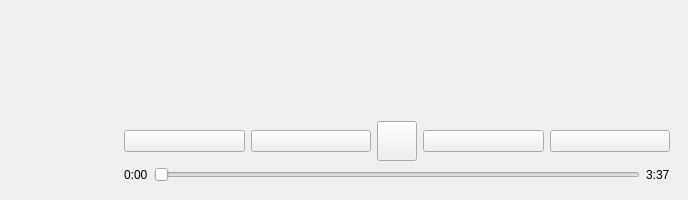
Before: the Qt Designer form ui/TransportWidget.ui in nichilum/nimamp, drawn with Qt 5.
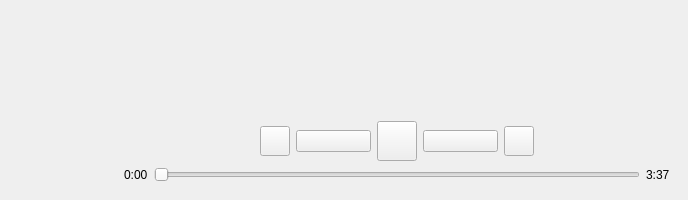
After: the same form once the commit is applied. Icons and pictures are not drawn.

The edit to the form file:
```diff
--- a/ui/TransportWidget.ui
+++ b/ui/TransportWidget.ui
@@ -113,8 +113,33 @@
          </item>
          <item>
           <layout class="QHBoxLayout" name="horizontalLayout_2">
+           <item>
+            <spacer name="horizontalSpacer_3">
+             <property name="orientation">
+              <enum>Qt::Orientation::Horizontal</enum>
+             </property>
+             <property name="sizeHint" stdset="0">
+              <size>
+               <width>40</width>
+               <height>20</height>
+              </size>
+             </property>
+            </spacer>
+           </item>
            <item>
             <widget class="QPushButton" name="transportshuffleButton">
+             <property name="minimumSize">
+              <size>
+               <width>30</width>
+               <height>30</height>
+              </size>
+             </property>
+             <property name="maximumSize">
+              <size>
+               <width>30</width>
+               <height>30</height>
+              </size>
+             </property>
              <property name="cursor">
               <cursorShape>PointingHandCursor</cursorShape>
              </property>
@@ -129,6 +154,12 @@
            </item>
            <item>
             <widget class="QPushButton" name="transportprevButton">
+             <property name="minimumSize">
+              <size>
+               <width>75</width>
+               <height>0</height>
+              </size>
+             </property>
              <property name="cursor">
               <cursorShape>PointingHandCursor</cursorShape>
              </property>
@@ -172,6 +203,12 @@
            </item>
            <item>
             <widget class="QPushButton" name="transportnextButton">
+             <property name="minimumSize">
+              <size>
+               <width>75</width>
+               <height>0</height>
+              </size>
+             </property>
              <property name="cursor">
               <cursorShape>PointingHandCursor</cursorShape>
              </property>
@@ -186,6 +223,18 @@
            </item>
            <item>
             <widget class="QPushButton" name="transportloopButton">
+             <property name="minimumSize">
+              <size>
+               <width>30</width>
+               <height>30</height>
+              </size>
+             </property>
+             <property name="maximumSize">
+              <size>
+               <width>30</width>
+               <height>30</height>
+              </size>
+             </property>
              <property name="cursor">
               <cursorShape>PointingHandCursor</cursorShape>
              </property>
@@ -210,6 +259,19 @@
              </property>
             </widget>
            </item>
+           <item>
+            <spacer name="horizontalSpacer_4">
+             <property name="orientation">
+              <enum>Qt::Orientation::Horizontal</enum>
+             </property>
+             <property name="sizeHint" stdset="0">
+              <size>
+               <width>40</width>
+               <height>20</height>
+              </size>
+             </property>
+            </spacer>
+           </item>
           </layout>
          </item>
          <item>
```
